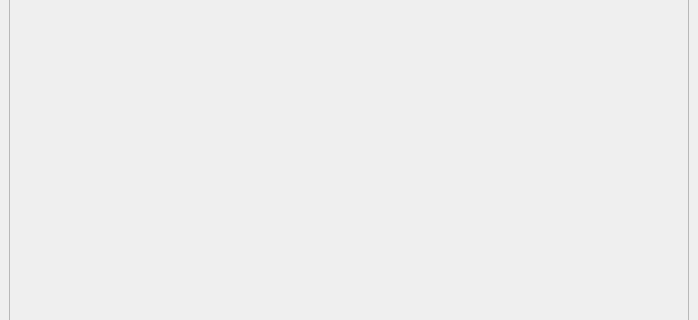
This is ui/MainWindow.ui in tisaconundrum2/PySAT-GUI as Qt 5 draws it before an edit; both pictures show x 0 to 698 and y 442 to 762 of the 698 by 856 pixel window. The edited form follows.
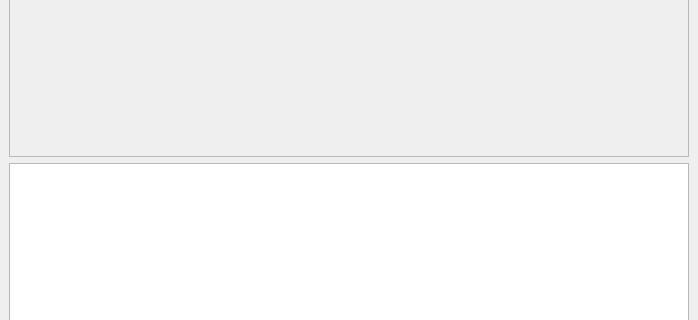
This is the edited form.

Commit message: Adding textBrowser output

Diff of the .ui file:
```diff
--- a/ui/MainWindow.ui
+++ b/ui/MainWindow.ui
@@ -26,7 +26,7 @@
          <x>0</x>
          <y>0</y>
          <width>678</width>
-         <height>764</height>
+         <height>566</height>
         </rect>
        </property>
        <layout class="QVBoxLayout" name="verticalLayout_3">
@@ -37,6 +37,19 @@
       </widget>
      </widget>
     </item>
+    <item>
+     <widget class="QTextBrowser" name="textBrowser">
+      <property name="enabled">
+       <bool>true</bool>
+      </property>
+      <property name="sizePolicy">
+       <sizepolicy hsizetype="Expanding" vsizetype="Fixed">
+        <horstretch>0</horstretch>
+        <verstretch>0</verstretch>
+       </sizepolicy>
+      </property>
+     </widget>
+    </item>
     <item>
      <layout class="QHBoxLayout" name="progress_OK">
       <item>
```
The commit also changes 1 other file.
